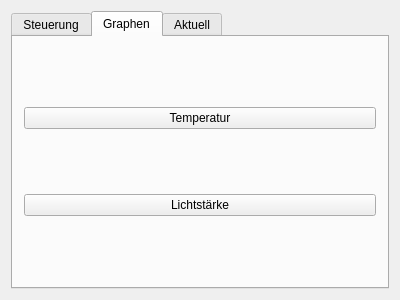
Gralfs/University-Project_as_Group, file GUI+Arduino+Verbindung/widget.ui: the form before one commit.
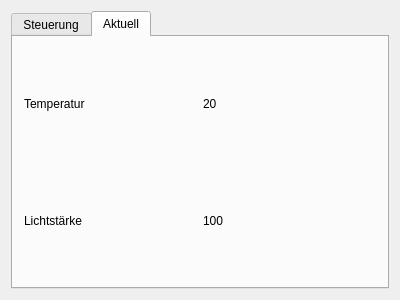
The form after the commit. The open tabs and pages were chosen to show the change.

Diff of the .ui file:
```diff
--- a/GUI+Arduino+Verbindung/widget.ui
+++ b/GUI+Arduino+Verbindung/widget.ui
@@ -194,27 +194,6 @@
        </item>
       </layout>
      </widget>
-     <widget class="QWidget" name="tab_2">
-      <attribute name="title">
-       <string>Graphen</string>
-      </attribute>
-      <layout class="QVBoxLayout" name="verticalLayout_2">
-       <item>
-        <widget class="QPushButton" name="pushButton">
-         <property name="text">
-          <string>Temperatur</string>
-         </property>
-        </widget>
-       </item>
-       <item>
-        <widget class="QPushButton" name="pushButton_6">
-         <property name="text">
-          <string>Lichtstärke</string>
-         </property>
-        </widget>
-       </item>
-      </layout>
-     </widget>
      <widget class="QWidget" name="tab_4">
       <attribute name="title">
        <string>Aktuell</string>
```
Left out of the diff: 2 changed lines with no effect on the pictures.
